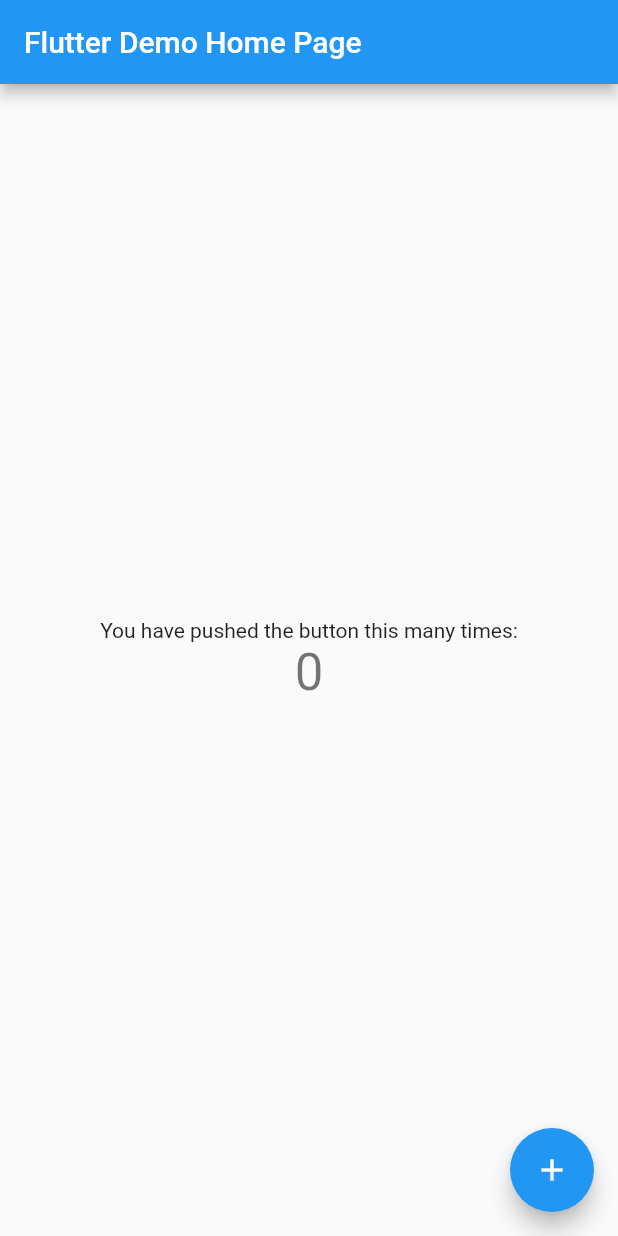
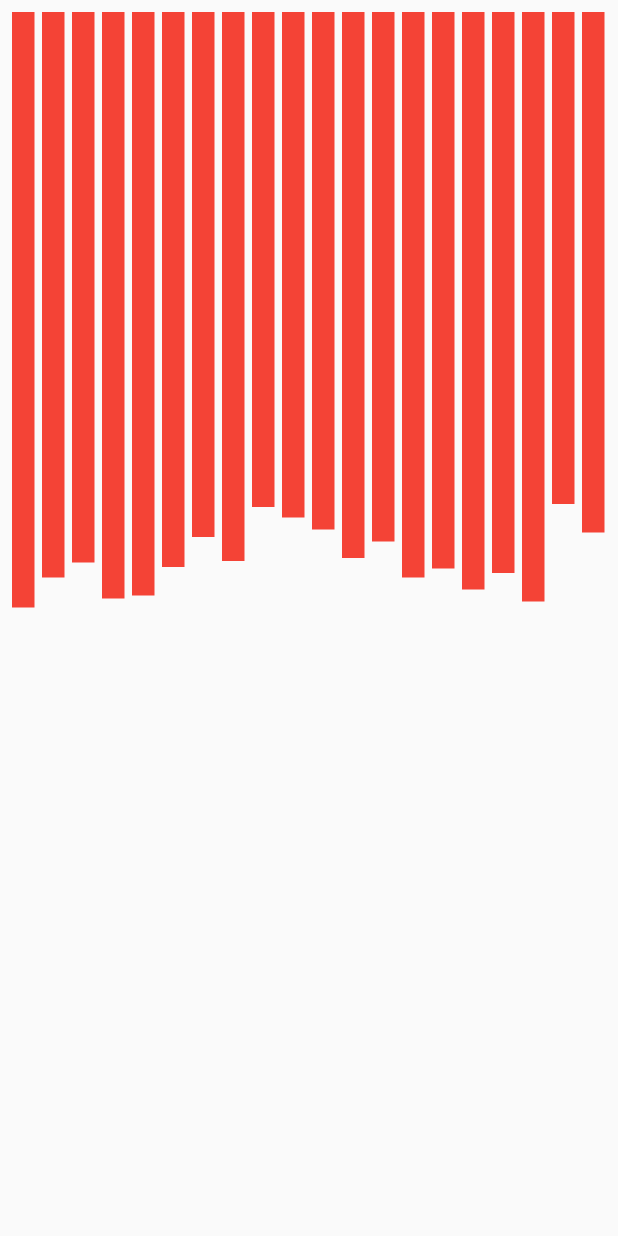
Before and after one commit to Akash9151/ImagineSorting, a Flutter app: the screen it shows after launch, on a phone screen of 412 x 824 dp. Run offline on Flutter 3.47's test engine with Material 2 defaults, Android fonts, the light colour scheme and no system bars.

Commit message:
added the sorting lines.

```diff
--- /dev/null
+++ b/lib/UI/tiles.dart
@@ -0,0 +1,99 @@
+import 'package:flutter/material.dart';
+import 'package:imaginesorting/UI/widgets/custom_tile.dart';
+
+class Tiles extends StatelessWidget {
+  final List<int> list = [15, 35, 45, 21, 23, 42, 62, 46, 82, 75, 67, 48, 59, 35, 41, 27, 38, 19, 84, 65];
+
+  @override
+  Widget build(BuildContext context) {
+    return Scaffold(
+      body: Padding(
+        padding: const EdgeInsets.all(8.0),
+        child: Row(
+          children: [
+            CustomTile(height: MediaQuery.of(context).size.height /2 - list[0],),
+            SizedBox(
+              width: 5.0,
+            ),
+            CustomTile(height: MediaQuery.of(context).size.height /2 - list[1],),
+            SizedBox(
+              width: 5.0,
+            ),
+            CustomTile(height: MediaQuery.of(context).size.height /2 - list[2],),
+            SizedBox(
+              width: 5.0,
+            ),
+            CustomTile(height: MediaQuery.of(context).size.height /2 - list[3],),
+            SizedBox(
+              width: 5.0,
+            ),
+            CustomTile(height: MediaQuery.of(context).size.height /2 - list[4],),
+            SizedBox(
+              width: 5.0,
+            ),
+            CustomTile(height: MediaQuery.of(context).size.height /2 - list[5],),
+            SizedBox(
+              width: 5.0,
+            ),
+            CustomTile(height: MediaQuery.of(context).size.height /2 - list[6],),
+            SizedBox(
+              width: 5.0,
+            ),
+            CustomTile(height: MediaQuery.of(context).size.height /2 - list[7],),
+            SizedBox(
+              width: 5.0,
+            ),
+            CustomTile(height: MediaQuery.of(context).size.height /2 - list[8],),
+            SizedBox(
+              width: 5.0,
+            ),
+            CustomTile(height: MediaQuery.of(context).size.height /2 - list[9],),
+            SizedBox(
+              width: 5.0,
+            ),
+            CustomTile(height: MediaQuery.of(context).size.height /2 - list[10],),
+            SizedBox(
+              width: 5.0,
+            ),
+            CustomTile(height: MediaQuery.of(context).size.height /2 - list[11],),
+            SizedBox(
+              width: 5.0,
+            ),
+            CustomTile(height: MediaQuery.of(context).size.height /2 - list[12],),
+            SizedBox(
+              width: 5.0,
+            ),
+            CustomTile(height: MediaQuery.of(context).size.height /2 - list[13],),
+            SizedBox(
+              width: 5.0,
+            ),
+            CustomTile(height: MediaQuery.of(context).size.height /2 - list[14],),
+            SizedBox(
+              width: 5.0,
+            ),
+            CustomTile(height: MediaQuery.of(context).size.height /2 - list[15],),
+            SizedBox(
+              width: 5.0,
+            ),
+            CustomTile(height: MediaQuery.of(context).size.height /2 - list[16],),
+            SizedBox(
+              width: 5.0,
+            ),
+            CustomTile(height: MediaQuery.of(context).size.height /2 - list[17],),
+            SizedBox(
+              width: 5.0,
+            ),
+            CustomTile(height: MediaQuery.of(context).size.height /2 - list[18],),
+            SizedBox(
+              width: 5.0,
+            ),
+            CustomTile(height: MediaQuery.of(context).size.height /2 - list[19],),
+            SizedBox(
+              width: 5.0,
+            ),
+          ],
+        ),
+      ),
+    );
+  }
+}
--- /dev/null
+++ b/lib/UI/widgets/custom_tile.dart
@@ -0,0 +1,20 @@
+import 'package:flutter/material.dart';
+
+class CustomTile extends StatelessWidget {
+
+  final double height;
+
+  CustomTile({this.height});
+
+  @override
+  Widget build(BuildContext context) {
+    return Align(
+      alignment: Alignment.topCenter,
+          child: Container(
+        width: 15.0,
+        height: height,
+        color: Colors.red,
+      ),
+    );
+  }
+}
--- a/lib/main.dart
+++ b/lib/main.dart
@@ -1,117 +1,7 @@
 import 'package:flutter/material.dart';
+import 'package:imaginesorting/UI/tiles.dart';
 
-void main() {
-  runApp(MyApp());
-}
-
-class MyApp extends StatelessWidget {
-  // This widget is the root of your application.
-  @override
-  Widget build(BuildContext context) {
-    return MaterialApp(
-      title: 'Flutter Demo',
-      theme: ThemeData(
-        // This is the theme of your application.
-        //
-        // Try running your application with "flutter run". You'll see the
-        // application has a blue toolbar. Then, without quitting the app, try
-        // changing the primarySwatch below to Colors.green and then invoke
-        // "hot reload" (press "r" in the console where you ran "flutter run",
-        // or simply save your changes to "hot reload" in a Flutter IDE).
-        // Notice that the counter didn't reset back to zero; the application
-        // is not restarted.
-        primarySwatch: Colors.blue,
-        // This makes the visual density adapt to the platform that you run
-        // the app on. For desktop platforms, the controls will be smaller and
-        // closer together (more dense) than on mobile platforms.
-        visualDensity: VisualDensity.adaptivePlatformDensity,
-      ),
-      home: MyHomePage(title: 'Flutter Demo Home Page'),
-    );
-  }
-}
-
-class MyHomePage extends StatefulWidget {
-  MyHomePage({Key key, this.title}) : super(key: key);
-
-  // This widget is the home page of your application. It is stateful, meaning
-  // that it has a State object (defined below) that contains fields that affect
-  // how it looks.
-
-  // This class is the configuration for the state. It holds the values (in this
-  // case the title) provided by the parent (in this case the App widget) and
-  // used by the build method of the State. Fields in a Widget subclass are
-  // always marked "final".
-
-  final String title;
-
-  @override
-  _MyHomePageState createState() => _MyHomePageState();
-}
-
-class _MyHomePageState extends State<MyHomePage> {
-  int _counter = 0;
-
-  void _incrementCounter() {
-    setState(() {
-      // This call to setState tells the Flutter framework that something has
-      // changed in this State, which causes it to rerun the build method below
-      // so that the display can reflect the updated values. If we changed
-      // _counter without calling setState(), then the build method would not be
-      // called again, and so nothing would appear to happen.
-      _counter++;
-    });
-  }
-
-  @override
-  Widget build(BuildContext context) {
-    // This method is rerun every time setState is called, for instance as done
-    // by the _incrementCounter method above.
-    //
-    // The Flutter framework has been optimized to make rerunning build methods
-    // fast, so that you can just rebuild anything that needs updating rather
-    // than having to individually change instances of widgets.
-    return Scaffold(
-      appBar: AppBar(
-        // Here we take the value from the MyHomePage object that was created by
-        // the App.build method, and use it to set our appbar title.
-        title: Text(widget.title),
-      ),
-      body: Center(
-        // Center is a layout widget. It takes a single child and positions it
-        // in the middle of the parent.
-        child: Column(
-          // Column is also a layout widget. It takes a list of children and
-          // arranges them vertically. By default, it sizes itself to fit its
-          // children horizontally, and tries to be as tall as its parent.
-          //
-          // Invoke "debug painting" (press "p" in the console, choose the
-          // "Toggle Debug Paint" action from the Flutter Inspector in Android
-          // Studio, or the "Toggle Debug Paint" command in Visual Studio Code)
-          // to see the wireframe for each widget.
-          //
-          // Column has various properties to control how it sizes itself and
-          // how it positions its children. Here we use mainAxisAlignment to
-          // center the children vertically; the main axis here is the vertical
-          // axis because Columns are vertical (the cross axis would be
-          // horizontal).
-          mainAxisAlignment: MainAxisAlignment.center,
-          children: <Widget>[
-            Text(
-              'You have pushed the button this many times:',
-            ),
-            Text(
-              '$_counter',
-              style: Theme.of(context).textTheme.headline4,
-            ),
-          ],
-        ),
-      ),
-      floatingActionButton: FloatingActionButton(
-        onPressed: _incrementCounter,
-        tooltip: 'Increment',
-        child: Icon(Icons.add),
-      ), // This trailing comma makes auto-formatting nicer for build methods.
-    );
-  }
-}
+void main() => runApp(MaterialApp(
+  debugShowCheckedModeBanner: false,
+  home: Tiles(),
+));
```
Also changed, not shown: 6 other files.
